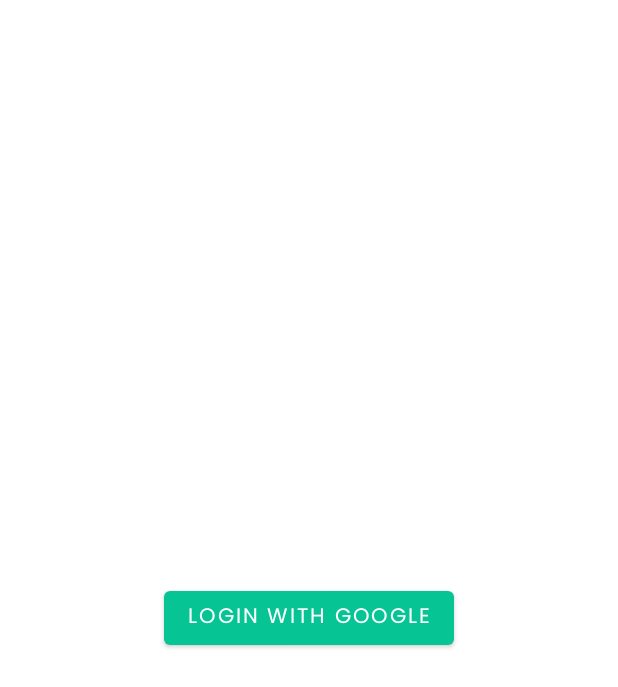
After one commit to ismaelePiparo/Domopot, an Android app: the layout login_fragment.xml on its own in the app's theme, with its tools: preview values and no code run, on a phone screen of 412 x 824 dp. The commit adds this screen. Shown: the top 687 px of the screen. Run offline under Robolectric (Android 15) with nearby library versions, the phone set to English and light mode, and no system bars.

Commit message:
Aggiunto login con google
Aggiunto login con google che probabilmente è la migliore soluzione per i vari problemi

```diff
--- a/Android/app/build.gradle
+++ b/Android/app/build.gradle
@@ -44,6 +44,7 @@
     implementation 'androidx.legacy:legacy-support-v4:1.0.0'
     implementation 'androidx.preference:preference:1.1.1'
     implementation 'androidx.recyclerview:recyclerview:1.2.1'
+    implementation 'com.google.firebase:firebase-auth-ktx:21.0.3'
     testImplementation 'junit:junit:4.+'
     androidTestImplementation 'androidx.test.ext:junit:1.1.3'
     androidTestImplementation 'androidx.test.espresso:espresso-core:3.4.0'
@@ -53,11 +54,10 @@
     implementation 'androidx.navigation:navigation-ui-ktx:2.3.5'
     implementation 'androidx.fragment:fragment-ktx:1.4.0'
     implementation platform('com.google.firebase:firebase-bom:29.0.1')
-    implementation 'com.google.firebase:firebase-database-ktx'
+    implementation 'com.google.firebase:firebase-database-ktx:20.0.5'
     implementation 'com.journeyapps:zxing-android-embedded:3.6.0'
     implementation 'com.google.zxing:core:3.4.0'
 
-
-
+    implementation 'com.google.android.gms:play-services-auth:20.2.0'
 
 }
--- a/Android/app/src/main/java/com/example/domopotapp/ui/main/ConfigStep2.kt
+++ b/Android/app/src/main/java/com/example/domopotapp/ui/main/ConfigStep2.kt
@@ -107,6 +107,7 @@
                 if(viewModel.Pot_ID.isNullOrEmpty()){
                     viewModel.Pot_ID = response
                 }
+
                 sendCredentials()
             },
             Response.ErrorListener { error ->
--- /dev/null
+++ b/Android/app/src/main/res/layout/login_fragment.xml
@@ -0,0 +1,21 @@
+<?xml version="1.0" encoding="utf-8"?>
+
+<androidx.constraintlayout.widget.ConstraintLayout xmlns:android="http://schemas.android.com/apk/res/android"
+    xmlns:app="http://schemas.android.com/apk/res-auto"
+    xmlns:tools="http://schemas.android.com/tools"
+    android:id="@+id/main"
+
+    android:layout_width="match_parent"
+    android:layout_height="match_parent">
+
+    <Button
+        android:id="@+id/loginBtn"
+        android:layout_width="wrap_content"
+        android:layout_height="wrap_content"
+        android:text="Login With Google"
+        app:layout_constraintBottom_toBottomOf="parent"
+        app:layout_constraintEnd_toEndOf="parent"
+        app:layout_constraintStart_toStartOf="parent"
+        app:layout_constraintTop_toTopOf="parent" />
+
+</androidx.constraintlayout.widget.ConstraintLayout>
```
Also changed, not shown: Android/app/src/main/java/com/example/domopotapp/ui/main/Home.kt (+22 -0 lines), Android/app/src/main/java/com/example/domopotapp/ui/main/Login.kt (added, +141 -0 lines), Android/app/src/main/java/com/example/domopotapp/ui/main/MainViewModel.kt (+12 -0 lines), Android/app/src/main/res/layout/home_fragment.xml (+11 -0 lines), Android/app/src/main/res/navigation/main_nav.xml (+12 -1 lines), 1 other file.
